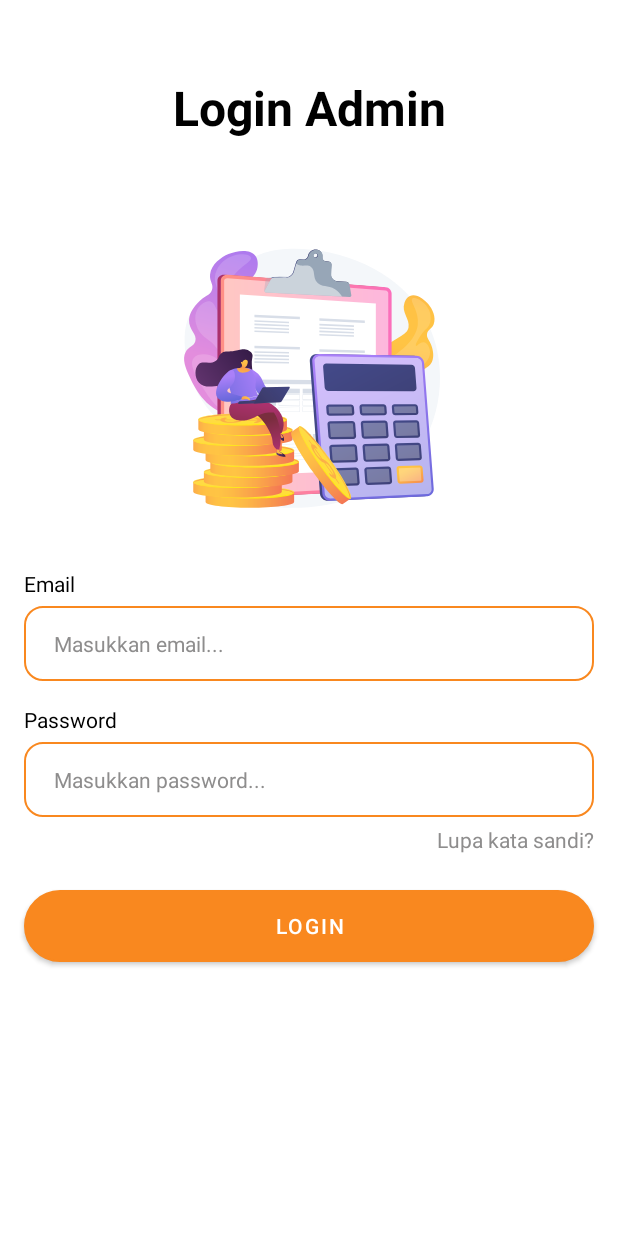
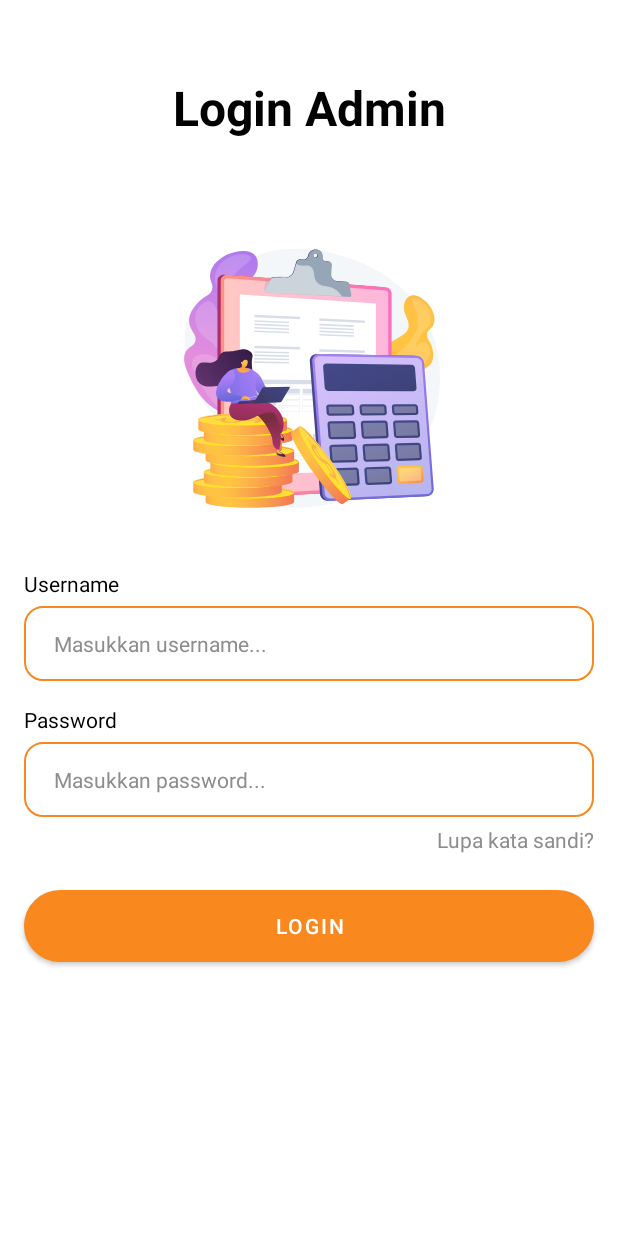
Before and after one commit to amiiin94/admin-ndrey-kitchen, an Android app: the screen it shows after launch (LoginActivity), on a phone screen of 412 x 824 dp. Run offline under Robolectric (Android 15) with nearby library versions, the phone set to English and light mode, and no system bars; our stand-ins replace Volley.

Commit message:
login logout kelar

```diff
--- a/app/src/main/java/com/example/admin_ndreykitchen/SplashScreen.kt
+++ b/app/src/main/java/com/example/admin_ndreykitchen/SplashScreen.kt
@@ -1,15 +1,16 @@
 package com.example.admin_ndreykitchen
 
+import android.content.Context
 import android.content.Intent
+import android.content.SharedPreferences
 import android.os.Bundle
 import android.os.Handler
 import android.view.View
-import androidx.activity.enableEdgeToEdge
 import androidx.appcompat.app.AppCompatActivity
-import androidx.core.view.ViewCompat
-import androidx.core.view.WindowInsetsCompat
 
 class SplashScreen : AppCompatActivity() {
+    private lateinit var sharedPreferences: SharedPreferences
+
     override fun onCreate(savedInstanceState: Bundle?) {
         super.onCreate(savedInstanceState)
         window.decorView.systemUiVisibility = (
@@ -18,11 +19,18 @@ class SplashScreen : AppCompatActivity() {
 
         setContentView(R.layout.splash_screen)
 
+        sharedPreferences = getSharedPreferences("UserData", Context.MODE_PRIVATE)
+
         Handler().postDelayed({
-            startActivity(Intent(this@SplashScreen, LoginActivity::class.java))
+            if (sharedPreferences.getString("username", null) == null) {
+                val loginIntent = Intent(this@SplashScreen, LoginActivity::class.java)
+                startActivity(loginIntent)
+            } else {
+                val profileIntent = Intent(this@SplashScreen, MainActivity::class.java)
+                startActivity(profileIntent)
+            }
+
             finish()
         }, 2000)
-
-
     }
 }
--- a/app/src/main/res/layout/activity_login.xml
+++ b/app/src/main/res/layout/activity_login.xml
@@ -46,21 +46,21 @@
                 android:layout_height="wrap_content"
                 android:layout_marginStart="16dp"
                 android:layout_marginTop="16dp"
-                android:text="Email"
+                android:text="Username"
                 android:textColor="@color/black"
                 android:textSize="14sp"
                 app:layout_constraintStart_toStartOf="parent"
                 app:layout_constraintTop_toBottomOf="@id/login_img" />
 
             <EditText
-                android:id="@+id/email_edittext"
+                android:id="@+id/username_edittext"
                 android:layout_width="match_parent"
                 android:layout_height="wrap_content"
                 android:layout_marginStart="16dp"
                 android:layout_marginTop="5dp"
                 android:layout_marginEnd="16dp"
                 android:background="@drawable/rounded_edittext"
-                android:hint="Masukkan email..."
+                android:hint="Masukkan username..."
                 android:textColorHint="@color/abu"
                 android:paddingHorizontal="20dp"
                 android:paddingVertical="15dp"
@@ -79,7 +79,7 @@
                 android:textSize="14sp"
                 android:textColor="@color/black"
                 app:layout_constraintStart_toStartOf="parent"
-                app:layout_constraintTop_toBottomOf="@id/email_edittext" />
+                app:layout_constraintTop_toBottomOf="@id/username_edittext" />
 
             <EditText
                 android:id="@+id/password_edittext"
--- a/app/src/main/res/layout/fragment_profile.xml
+++ b/app/src/main/res/layout/fragment_profile.xml
@@ -166,7 +166,8 @@
                     app:layout_constraintTop_toBottomOf="@+id/frameLayout5">
 
                     <LinearLayout
-                        android:layout_width="match_parent"
+                        android:id="@+id/logout"
+                        android:layout_width="wrap_content"
                         android:layout_height="match_parent"
                         android:layout_marginHorizontal="16dp"
                         android:layout_marginVertical="12dp"
```
Also changed, not shown: app/src/main/java/com/example/admin_ndreykitchen/LoginActivity.kt (+63 -2 lines), app/src/main/java/com/example/admin_ndreykitchen/fragment/ProfileFragment.kt (+23 -1 lines).
